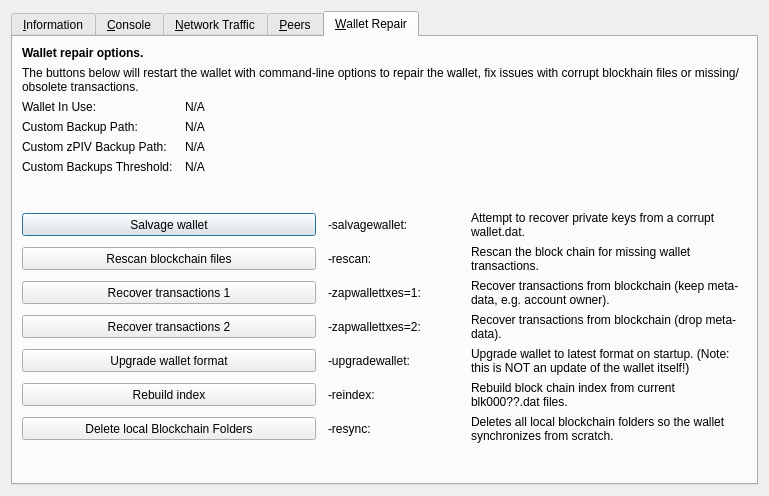
The window that src/qt/forms/rpcconsole.ui (PivxLiteDev/PivxLite) describes before a commit, drawn with Qt 5.
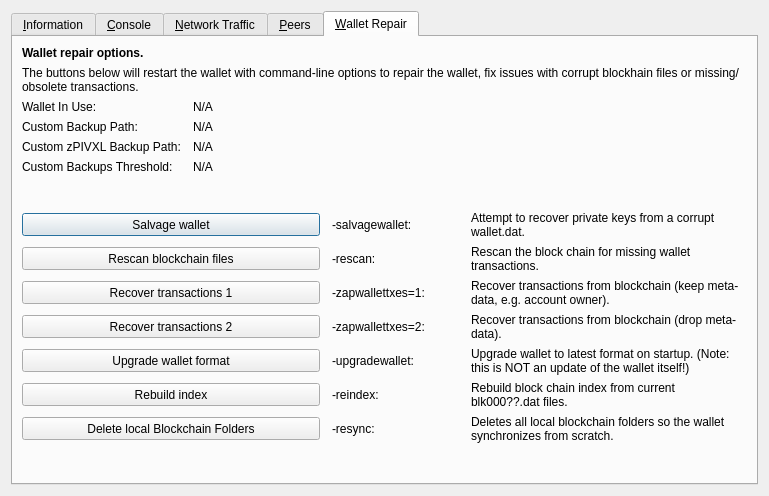
The same window after the commit. The open tabs and pages were chosen to show the change. Icons and pictures are not drawn. Custom widgets are drawn as their Qt base class.

Commit message: renamed PIV -> PIVXL, zPIV -> zPIVXL, mPIV -> mPIVXL and uPIV -> uPIVXL renamed PIVX -> PIVXL

```diff
--- a/src/qt/forms/rpcconsole.ui
+++ b/src/qt/forms/rpcconsole.ui
@@ -1333,7 +1333,7 @@
           <bool>false</bool>
          </property>
          <property name="text">
-          <string>Custom zPIV Backup Path:</string>
+          <string>Custom zPIVXL Backup Path:</string>
          </property>
         </widget>
        </item>
```
The commit also changes 109 other files.
